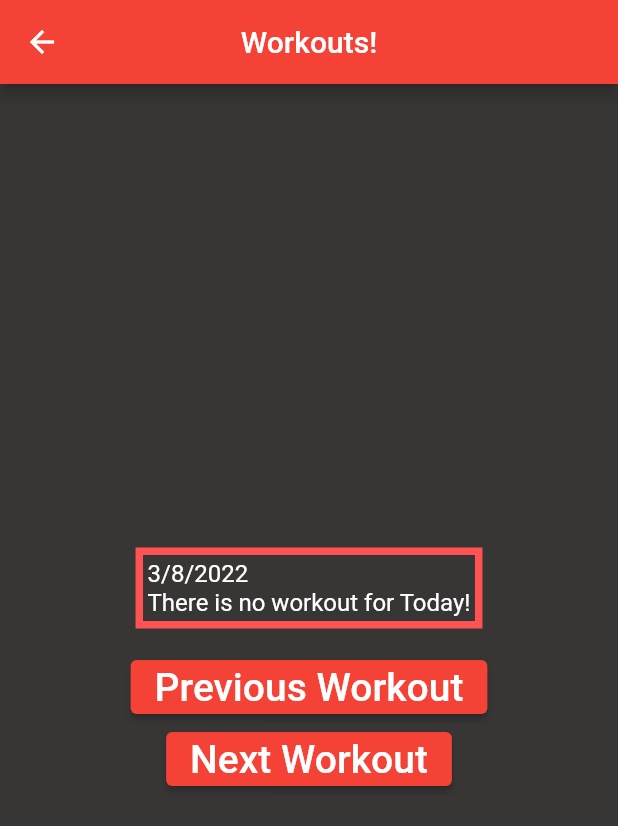
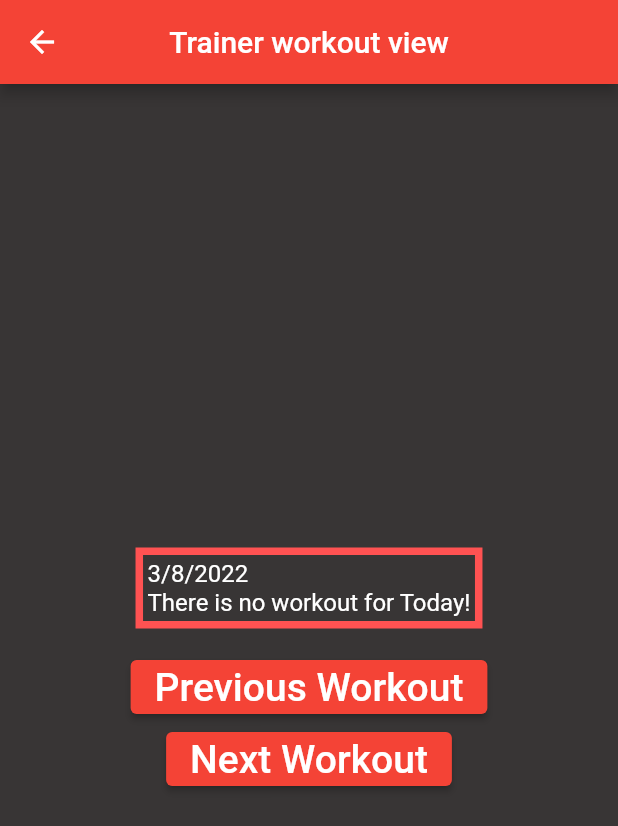
Before and after one commit to JohnAnthony98/Workout-Buddy, a Flutter app: the MyHomePage screen opened by its route, after a tap on "Workouts", on a phone screen of 412 x 824 dp. Shown: the top 826 px of the screen. Run offline on Flutter 3.47's test engine with Material 2 defaults, Android fonts, the phone set to English and light mode, and no system bars; our stand-ins replace cloud_firestore, firebase_auth, firebase_core, flutter_spinkit; accounts and stored records are empty.

Commit message:
workout view changes based on if trainer vs user

```diff
--- a/workout_buddy_app/lib/main.dart
+++ b/workout_buddy_app/lib/main.dart
@@ -1,5 +1,6 @@
 import 'package:flutter/material.dart';
 import 'package:workout_buddy_app/screens/workout_main.dart';
+import 'package:workout_buddy_app/screens/workout_creation.dart';
 import 'package:workout_buddy_app/screens/home.dart';
 import 'package:workout_buddy_app/screens/login.dart';
 import 'package:workout_buddy_app/services/my_colors.dart';
@@ -23,6 +24,7 @@ class MyApp extends StatelessWidget {
         '/home': (context) => MyHomePage(key: key),
         '/login': (context) => LogInScreen(key: key),
         '/workout_main': (context) => WorkoutMain(key: key),
+        '/workout_creation': (context) => WorkoutCreation(key: key),
       },
       title: 'Workout Buddy',
       theme: ThemeData(
--- a/workout_buddy_app/lib/screens/home.dart
+++ b/workout_buddy_app/lib/screens/home.dart
@@ -1,5 +1,7 @@
 import 'package:flutter/material.dart';
 import 'package:workout_buddy_app/services/my_colors.dart';
+import 'package:cloud_firestore/cloud_firestore.dart';
+import 'package:firebase_auth/firebase_auth.dart';
 
 class MyHomePage extends StatefulWidget {
   const MyHomePage({Key? key}) : super(key: key);
@@ -23,7 +25,17 @@ class _MyHomePageState extends State<MyHomePage> {
           children: <Widget>[
             ElevatedButton(
               onPressed: () {
-                Navigator.pushNamed(context, "/workout_main");
+                FirebaseFirestore.instance
+                    .collection('users')
+                    .doc(FirebaseAuth.instance.currentUser?.uid)
+                    .get()
+                    .then((value) {
+                  if (value.data()?["Role"] == "user") {
+                    Navigator.pushNamed(context, "/workout_main");
+                  } else {
+                    Navigator.pushNamed(context, "/workout_creation");
+                  }
+                });
               },
               style: ElevatedButton.styleFrom(primary: getButtonColor()),
               child: Text("Workouts",
--- /dev/null
+++ b/workout_buddy_app/lib/screens/workout_creation.dart
@@ -0,0 +1,107 @@
+import 'package:firebase_auth/firebase_auth.dart';
+import 'package:flutter/material.dart';
+import 'package:workout_buddy_app/services/my_colors.dart';
+import 'package:firebase_core/firebase_core.dart';
+import 'package:flutter_spinkit/flutter_spinkit.dart';
+import 'package:cloud_firestore/cloud_firestore.dart';
+
+class WorkoutCreation extends StatefulWidget {
+  WorkoutCreation({Key? key, title}) : super(key: key);
+
+  @override
+  _WorkoutCreation createState() => _WorkoutCreation();
+}
+
+class _WorkoutCreation extends State<WorkoutCreation> {
+  DateTime viewingWorkoutDay = DateTime.now();
+  final User? user = FirebaseAuth.instance.currentUser;
+
+  Future<QuerySnapshot> getWorkout(String date, String? user_id) {
+    var returned_workout = FirebaseFirestore.instance
+        .collection('User_Workouts')
+        .where("UserID", isEqualTo: user_id)
+        .where("Date", isEqualTo: date)
+        .get();
+    return returned_workout;
+  }
+
+  String getDate() {
+    return viewingWorkoutDay.month.toString() +
+        "/" +
+        viewingWorkoutDay.day.toString() +
+        "/" +
+        viewingWorkoutDay.year.toString();
+  }
+
+  void viewPreviousDay() {
+    setState(() {
+      viewingWorkoutDay = viewingWorkoutDay.subtract(const Duration(hours: 24));
+    });
+  }
+
+  void viewNextDay() {
+    setState(() {
+      viewingWorkoutDay = viewingWorkoutDay.add(const Duration(hours: 24));
+    });
+  }
+
+  @override
+  Widget build(BuildContext context) {
+    return Scaffold(
+      backgroundColor: getBackgroundColor(),
+      appBar: AppBar(
+        centerTitle: true,
+        title: const Text("Trainer workout view"),
+      ),
+      body: Center(
+        child: Column(
+          mainAxisAlignment: MainAxisAlignment.center,
+          children: <Widget>[
+            Container(
+              margin: const EdgeInsets.all(15.0),
+              padding: const EdgeInsets.all(3.0),
+              decoration: BoxDecoration(
+                  border: Border.all(color: getButtonColor(), width: 5.0)),
+              child: FutureBuilder(
+                future: getWorkout(getDate(), user?.uid),
+                builder: (BuildContext context,
+                    AsyncSnapshot<QuerySnapshot> snapshot) {
+                  if (snapshot.connectionState == ConnectionState.waiting) {
+                    return Center(
+                      child: SpinKitWave(
+                        color: getButtonTextColor(),
+                        size: 50.0,
+                      ),
+                    );
+                  } else {
+                    if (snapshot.data?.size != 0 && !snapshot.hasError) {
+                      return Text(
+                          "${getDate()}\n${snapshot.data?.docs.first['Workout']}",
+                          style: TextStyle(
+                              fontSize: 16, color: getButtonTextColor()));
+                    } else {
+                      return Text(
+                          "${getDate()}\nThere is no workout for Today!",
+                          style: TextStyle(
+                              fontSize: 16, color: getButtonTextColor()));
+                    }
+                  }
+                },
+              ),
+            ),
+            ElevatedButton(
+              onPressed: viewPreviousDay,
+              child: Text("Previous Workout",
+                  style: TextStyle(fontSize: 26, color: getButtonTextColor())),
+            ),
+            ElevatedButton(
+              onPressed: viewNextDay,
+              child: Text("Next Workout",
+                  style: TextStyle(fontSize: 26, color: getButtonTextColor())),
+            ),
+          ],
+        ),
+      ),
+    );
+  }
+}
```
